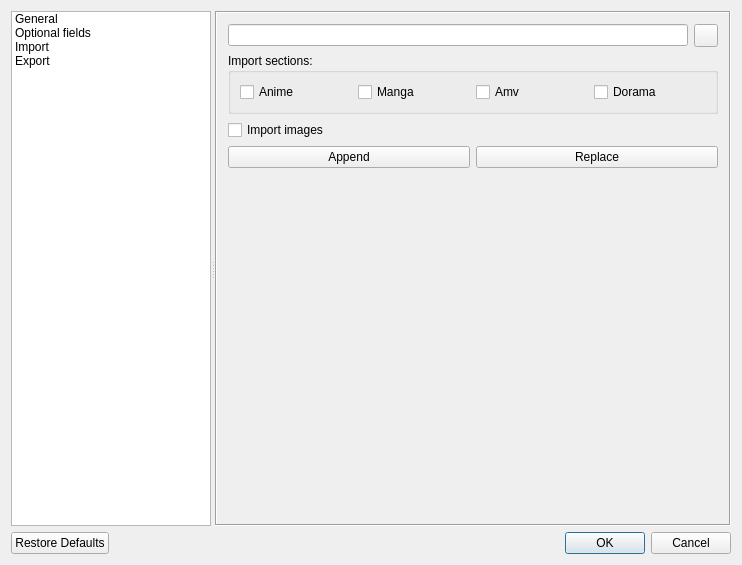
Old version of the form settings.ui in the repository LibertaSoft/DatabaseAnime.
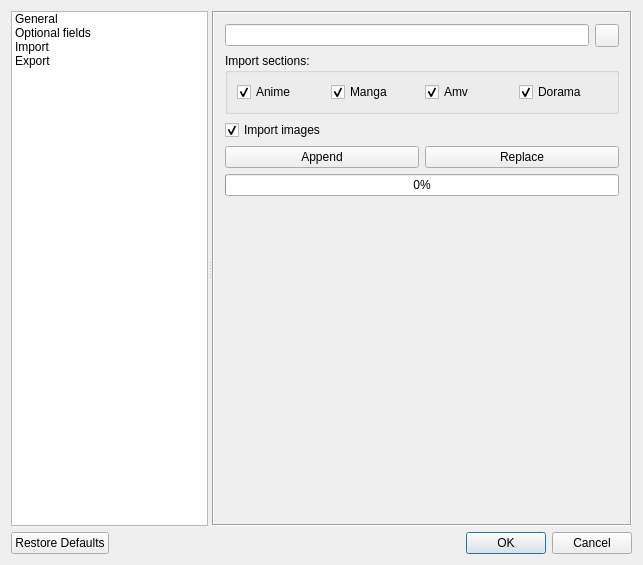
New version of the form. The open tabs and pages were chosen to show the change. Icons and pictures are not drawn.

Commit message: Progress bar for import & export

```diff
--- a/settings.ui
+++ b/settings.ui
@@ -6,7 +6,7 @@
    <rect>
     <x>0</x>
     <y>0</y>
-    <width>742</width>
+    <width>643</width>
     <height>565</height>
    </rect>
   </property>
@@ -95,6 +95,12 @@
         <verstretch>0</verstretch>
        </sizepolicy>
       </property>
+      <property name="minimumSize">
+       <size>
+        <width>420</width>
+        <height>0</height>
+       </size>
+      </property>
       <property name="frameShape">
        <enum>QFrame::Box</enum>
       </property>
@@ -529,8 +535,8 @@
             <rect>
              <x>0</x>
              <y>0</y>
-             <width>345</width>
-             <height>201</height>
+             <width>414</width>
+             <height>504</height>
             </rect>
            </property>
            <layout class="QVBoxLayout" name="verticalLayout_5">
@@ -560,6 +566,9 @@
                  <property name="text">
                   <string>Anime</string>
                  </property>
+                 <property name="checked">
+                  <bool>true</bool>
+                 </property>
                 </widget>
                </item>
                <item>
@@ -567,6 +576,9 @@
                  <property name="text">
                   <string>Manga</string>
                  </property>
+                 <property name="checked">
+                  <bool>true</bool>
+                 </property>
                 </widget>
                </item>
                <item>
@@ -574,6 +586,9 @@
                  <property name="text">
                   <string>Amv</string>
                  </property>
+                 <property name="checked">
+                  <bool>true</bool>
+                 </property>
                 </widget>
                </item>
                <item>
@@ -581,6 +596,9 @@
                  <property name="text">
                   <string>Dorama</string>
                  </property>
+                 <property name="checked">
+                  <bool>true</bool>
+                 </property>
                 </widget>
                </item>
               </layout>
@@ -591,6 +609,9 @@
               <property name="text">
                <string>Import images</string>
               </property>
+              <property name="checked">
+               <bool>true</bool>
+              </property>
              </widget>
             </item>
             <item>
@@ -619,6 +640,16 @@
               </item>
              </layout>
             </item>
+            <item>
+             <widget class="QProgressBar" name="ProgressBar_Import">
+              <property name="value">
+               <number>0</number>
+              </property>
+              <property name="alignment">
+               <set>Qt::AlignCenter</set>
+              </property>
+             </widget>
+            </item>
             <item>
              <spacer name="VSpacer_Import">
               <property name="orientation">
```
Left out of the diff: 74 changed lines with no effect on the pictures. The commit also changes 11 other files.
